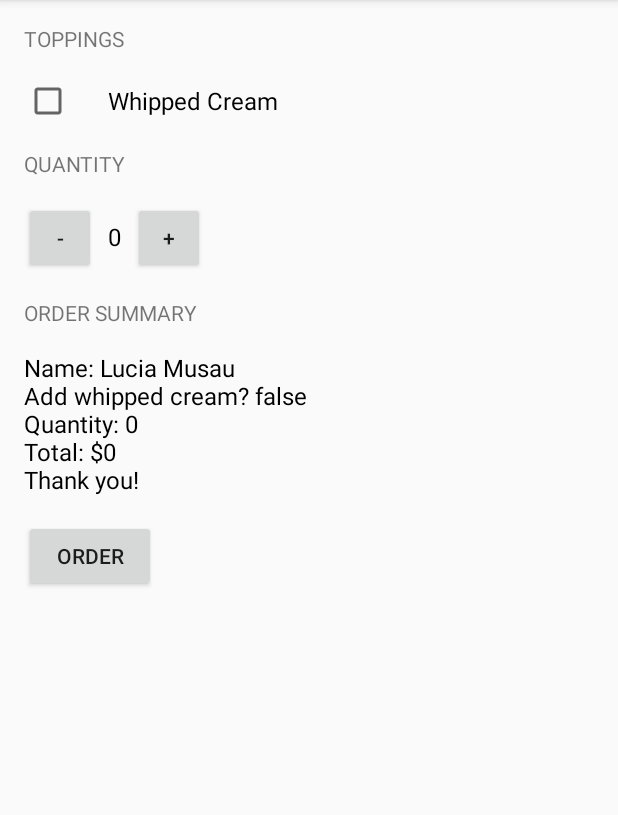
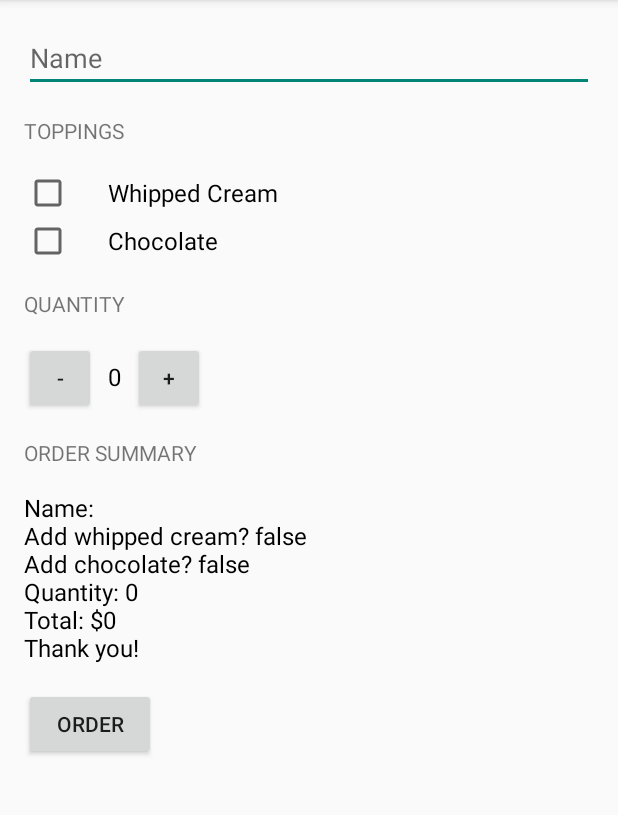
Before and after one commit to Vikctar/JustJava, an Android app: the screen it shows after launch (MainActivity), after a tap on "ORDER", on a phone screen of 412 x 824 dp, the part 84-899 px from its top. Run offline under Robolectric (Android 15) with nearby library versions, the phone set to English and light mode, and no system bars.

Commit message:
What's your name?

```diff
--- a/app/src/main/java/com/vikcandroid/justjava/MainActivity.java
+++ b/app/src/main/java/com/vikcandroid/justjava/MainActivity.java
@@ -2,11 +2,11 @@ package com.vikcandroid.justjava;
 
 import android.os.Bundle;
 import android.support.v7.app.AppCompatActivity;
-import android.util.Log;
 import android.view.Menu;
 import android.view.MenuItem;
 import android.view.View;
 import android.widget.CheckBox;
+import android.widget.EditText;
 import android.widget.TextView;
 import android.widget.Toast;
 
@@ -51,16 +51,19 @@ public class MainActivity extends AppCompatActivity {
      */
     public void submitOrder(View view) {
         if (quantity >= 0) {
-            // Find the check box in the view hierarchy
+            EditText editText = (EditText) findViewById(R.id.edit_text_name);
+            String name = editText.getText().toString();
+
+            // Find the check boxes in the view hierarchy
             CheckBox whippedCreamCheckBox = (CheckBox) findViewById(R.id.whipped_cream);
+            CheckBox chocolate = (CheckBox) findViewById(R.id.chocolate);
 
             // store the checked state in a boolean
             boolean hasWhippedCream = whippedCreamCheckBox.isChecked();
-            // Log the bastard
-            Log.v("MainActivity", "Has whipped cream? " + hasWhippedCream);
+            boolean hasChocolate = chocolate.isChecked();
 
             int price = calculatePrice();
-            String priceMessage = createOrderSummary(price, hasWhippedCream);
+            String priceMessage = createOrderSummary(name, price, hasWhippedCream, hasChocolate);
             displayMessage(priceMessage);
         } else {
             Toast.makeText(getApplicationContext(), "quantity cannot be a negative", Toast.LENGTH_LONG).show();
@@ -78,13 +81,18 @@ public class MainActivity extends AppCompatActivity {
 
     /**
      * Create summary of the order
+     *
+     *
+     * @param name of the customer
      * @param price of the order
      * @param addWhippedCream checks whether or not the user wants whipped cream topping
+     * @param addChocolate whether or not the user wants chocolate topping
      * @return text summary
      */
-    private String createOrderSummary(int price, boolean addWhippedCream) {
-        String priceMessage = "Name: Lucia Musau\n";
+    private String createOrderSummary(String name, int price, boolean addWhippedCream, boolean addChocolate) {
+        String priceMessage = "Name: " + name + "\n";
         priceMessage += "Add whipped cream? " + addWhippedCream + "\n";
+        priceMessage += "Add chocolate? " + addChocolate + "\n";
         priceMessage = priceMessage + "Quantity: " + quantity + "\n";
         priceMessage = priceMessage + "Total: $" + price;
         priceMessage = priceMessage + "\nThank you!";
--- a/app/src/main/res/layout/activity_main.xml
+++ b/app/src/main/res/layout/activity_main.xml
@@ -1,10 +1,22 @@
-<LinearLayout xmlns:android="http://schemas.android.com/apk/res/android"
+<ScrollView xmlns:android="http://schemas.android.com/apk/res/android"
     xmlns:tools="http://schemas.android.com/tools"
     android:layout_width="match_parent"
     android:layout_height="match_parent"
+    tools:context=".MainActivity">
+
+    <LinearLayout
+        android:layout_width="match_parent"
+        android:layout_height="match_parent"
         android:orientation="vertical"
-    android:padding="16dp"
-    tools:context=".MainActivity">
+        android:padding="16dp">
+
+        <EditText
+            android:id="@+id/edit_text_name"
+            android:layout_width="match_parent"
+            android:layout_height="wrap_content"
+            android:layout_marginBottom="16dp"
+            android:hint="@string/name"
+            android:inputType="textCapWords" />
 
         <TextView
             android:layout_width="wrap_content"
@@ -19,6 +31,14 @@
             android:layout_height="wrap_content"
             android:paddingLeft="24dp"
             android:text="@string/whipped_cream"
+            android:textSize="16sp" />
+
+        <CheckBox
+            android:id="@+id/chocolate"
+            android:layout_width="wrap_content"
+            android:layout_height="wrap_content"
+            android:paddingLeft="24dp"
+            android:text="@string/chocolate"
             android:textSize="16sp" />
 
         <TextView
@@ -83,3 +103,5 @@
             android:text="@string/order" />
 
     </LinearLayout>
+
+</ScrollView>
--- a/app/src/main/res/values/strings.xml
+++ b/app/src/main/res/values/strings.xml
@@ -10,4 +10,6 @@
     <string name="quantity">Quantity</string>
     <string name="toppings">Toppings</string>
     <string name="whipped_cream">Whipped Cream</string>
+    <string name="name">Name</string>
+    <string name="chocolate">Chocolate</string>
 </resources>
```
Lines whose indentation alone changed are shown as unchanged.
